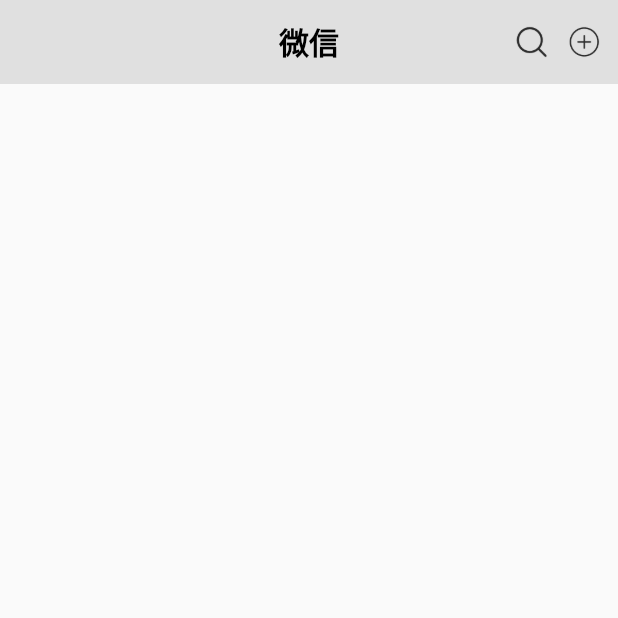
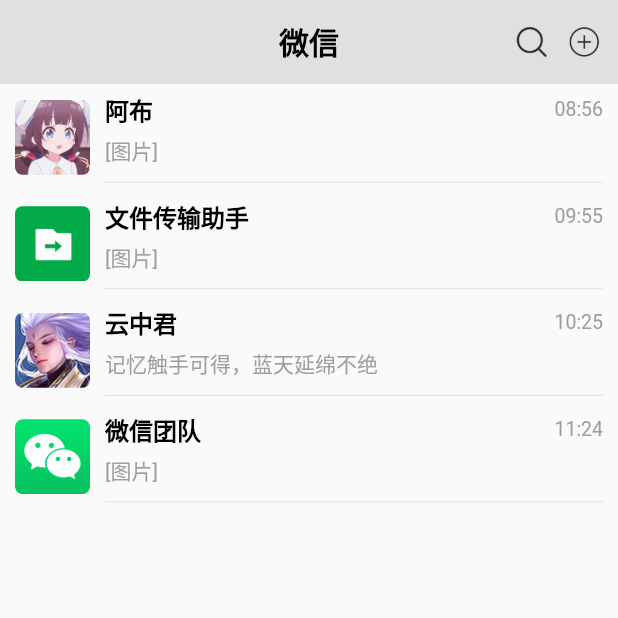
Before and after one commit to decenfrontier/wechat_flutter, a Flutter app: the message screen opened directly, on a phone screen of 412 x 824 dp, the top half of it. Run offline on Flutter 3.47's test engine with Material 2 defaults, Android fonts, the phone set to English and light mode, and no system bars.

Commit message:
feat: 聊天列表

```diff
--- /dev/null
+++ b/lib/data/data.dart
@@ -0,0 +1,106 @@
+import 'package:flutter/material.dart';
+
+class Data {
+  static List message = [
+    {
+      "avator": "assets/images/avator.jpg",
+      "nickName": "阿布",
+      "time": "08:56",
+      "lastMessage": "[图片]"
+    },
+    {
+      "avator": "assets/images/file.jpg",
+      "nickName": "文件传输助手",
+      "time": "09:55",
+      "lastMessage": "[图片]"
+    },
+    {
+      "avator": "assets/images/506.jpg",
+      "nickName": "云中君",
+      "time": "10:25",
+      "lastMessage": "记忆触手可得，蓝天延绵不绝"
+    },
+    {
+      "avator": "assets/images/icon.png",
+      "nickName": "微信团队",
+      "time": "11:24",
+      "lastMessage": "[图片]"
+    }
+  ];
+
+  static Map contact = {
+    "first":[],
+    "A": [
+      {"avator": "assets/images/avator.jpg", "nickName": "阿布", "pinyin": "abu"}
+    ],
+    "L": [
+      {
+        "avator": "assets/images/avator2.jpg",
+        "nickName": "老葛",
+        "pinyin": "luokeke"
+      }
+    ],
+    "W": [
+      {
+        "avator": "assets/images/file.jpg",
+        "nickName": "文件传输助手",
+        "pinyin": "wenjianchuanshuzhushou"
+      },
+      {
+        "avator": "assets/images/icon.png",
+        "nickName": "微信团队",
+        "pinyin": "weixintuandui"
+      },
+      {
+        "avator": "assets/images/file.jpg",
+        "nickName": "文件传输助手",
+        "pinyin": "wenjianchuanshuzhushou"
+      },
+      {
+        "avator": "assets/images/icon.png",
+        "nickName": "微信团队",
+        "pinyin": "weixintuandui"
+      },
+      {
+        "avator": "assets/images/file.jpg",
+        "nickName": "文件传输助手",
+        "pinyin": "wenjianchuanshuzhushou"
+      },
+      {
+        "avator": "assets/images/icon.png",
+        "nickName": "微信团队",
+        "pinyin": "weixintuandui"
+      },
+      {
+        "avator": "assets/images/file.jpg",
+        "nickName": "文件传输助手",
+        "pinyin": "wenjianchuanshuzhushou"
+      },
+      {
+        "avator": "assets/images/icon.png",
+        "nickName": "微信团队",
+        "pinyin": "weixintuandui"
+      },
+      {
+        "avator": "assets/images/file.jpg",
+        "nickName": "文件传输助手",
+        "pinyin": "wenjianchuanshuzhushou"
+      },
+      {
+        "avator": "assets/images/icon.png",
+        "nickName": "微信团队",
+        "pinyin": "weixintuandui"
+      },
+      {
+        "avator": "assets/images/file.jpg",
+        "nickName": "文件传输助手",
+        "pinyin": "wenjianchuanshuzhushou"
+      },
+      {
+        "avator": "assets/images/icon.png",
+        "nickName": "微信团队",
+        "pinyin": "weixintuandui"
+      },
+    ]
+  };
+}
--- a/lib/page/Message.dart
+++ b/lib/page/Message.dart
@@ -1,81 +1,83 @@
 import 'package:flutter/material.dart';
 import 'package:flutter/services.dart';
 import 'package:flutter/widgets.dart';
+import 'package:ws_chat_flutter/data/data.dart';
 
 class message extends StatelessWidget {
   @override
   Widget build(BuildContext context) {
+    Size size = MediaQuery
+        .of(context)
+        .size;
     return Scaffold(
       appBar: AppBar(
         centerTitle: true,
         elevation: 0,
         shadowColor: Colors.grey.shade300,
         backgroundColor: Colors.grey.shade300,
-        title: Text("微信", style: TextStyle(color: Colors.black, fontWeight: FontWeight.bold),),
+        title: Text(
+          "微信",
+          style: TextStyle(color: Colors.black, fontWeight: FontWeight.bold),
+        ),
         actions: [
-          Image.asset("assets/images/search.png", width: 25,),
-          SizedBox(width: 10,),
-          Image.asset("assets/images/more.png", width: 25,),
-          SizedBox(width: 10,),
+          Image.asset(
+            "assets/images/search.png",
+            width: 25,
+          ),
+          SizedBox(
+            width: 10,
+          ),
+          Image.asset(
+            "assets/images/more.png",
+            width: 25,
+          ),
+          SizedBox(
+            width: 10,
+          ),
         ],
         systemOverlayStyle: SystemUiOverlayStyle(
           statusBarBrightness: Brightness.dark,
           statusBarColor: Colors.grey.shade300,
         ),
       ),
-
-    );
-  }
-
-  Padding MessageItem(
-      String avater, String nickName, String time, String lastMesaage) {
-    return Padding(
-      padding: EdgeInsets.only(top: 10,bottom: 5 ,left: 17,right: 15),
-      child: Row(
-        children: [
-          Container(
-            child: ClipRRect(
-              borderRadius: BorderRadius.all(Radius.circular(5)),
-              child: Image.asset(
-                avater,
-                width: 50,
-              ),
-            ),
-          ),
-          Expanded(
-              child: Container(
-                margin: EdgeInsets.only(left: 10),
-                decoration: BoxDecoration(
-                    border: Border(
-                        bottom:
-                        BorderSide(color: Colors.grey.shade300, width: 0.5))),
-                child: Column(
-                  crossAxisAlignment: CrossAxisAlignment.start,
-                  children: [
-                    Row(
-                      mainAxisAlignment: MainAxisAlignment.spaceBetween,
-                      children: [
-                        Text(
-                          nickName,
-                          style: TextStyle(color: Colors.black, fontSize: 18),
-                        ),
-                        Text(
-                          time,
-                          style: TextStyle(color: Colors.grey, fontSize: 14),
-                        )
-                      ],
-                    ),
-                    SizedBox(height: 5),
-                    Text(lastMesaage,
-                        style: TextStyle(color: Colors.grey, fontSize: 14)),
-                    SizedBox(
-                      height: 15,
-                    )
-                  ],
-                ),
-              ))
-        ],
+      body: Container(
+        height: size.height,
+        child: ListView.builder(
+            itemCount: Data.message.length,
+            itemBuilder: (context, index) {
+              Map item = Data.message[index];
+              return MessageItem(item["avator"],item["nickName"],item["time"],item["lastMessage"]);
+            }),
       ),
     );
   }
 }
+
+Container MessageItem(String avator, String name, String time, String lastMessage) {
+  return Container(
+    padding: EdgeInsets.symmetric(vertical: 5, horizontal: 10),
+    child: Row(children: [
+      ClipRRect(
+        borderRadius: BorderRadius.all(Radius.circular(5)),
+        child: Image.asset("$avator", width: 50,),
+      ),
+      SizedBox(width: 10,),
+      Expanded(child: Column(
+          crossAxisAlignment:CrossAxisAlignment.start,
+          children: [
+            Row(
+              children: [
+                Text("$name", style: TextStyle(color: Colors.black, fontWeight: FontWeight.bold, fontSize: 16)),
+                Spacer(),
+                Text("$time", style: TextStyle(color: Colors.grey, fontSize: 13)),
+              ],
+            ),
+            SizedBox(height: 5,),
+            Text("$lastMessage", style: TextStyle(color: Colors.grey, fontSize: 14)),
+            SizedBox(height: 10,),
+            Divider(height: 1, color: Colors.grey.shade300)
+          ]
+      ))
+    ]),
+  );
+}
```
Also changed, not shown: assets/images/506.jpg (added), assets/images/avater2.jpg (deleted), assets/images/avator.jpg (renamed from assets/images/avater.jpg).
